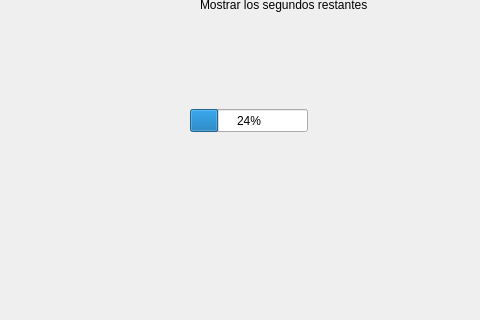
Qt form mainwindow.ui (joseSalazar4/SimuladorRestaurante) before a commit; both pictures show x 0 to 480 and y 81 to 401 of the 1265 by 760 pixel window.
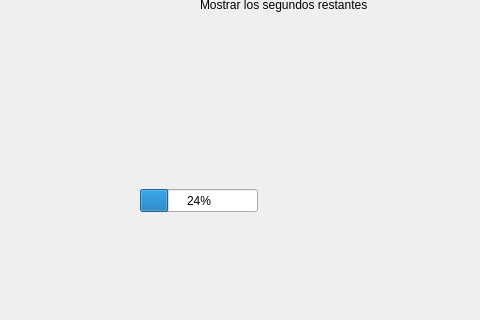
The same form after that commit.

Commit message: Abre la ventana

What changed in the file:
```diff
--- a/mainwindow.ui
+++ b/mainwindow.ui
@@ -65,8 +65,8 @@
    <widget class="QProgressBar" name="progressBar">
     <property name="geometry">
      <rect>
-      <x>190</x>
-      <y>190</y>
+      <x>140</x>
+      <y>270</y>
       <width>118</width>
       <height>23</height>
      </rect>
```
The commit also changes 4 other files.
